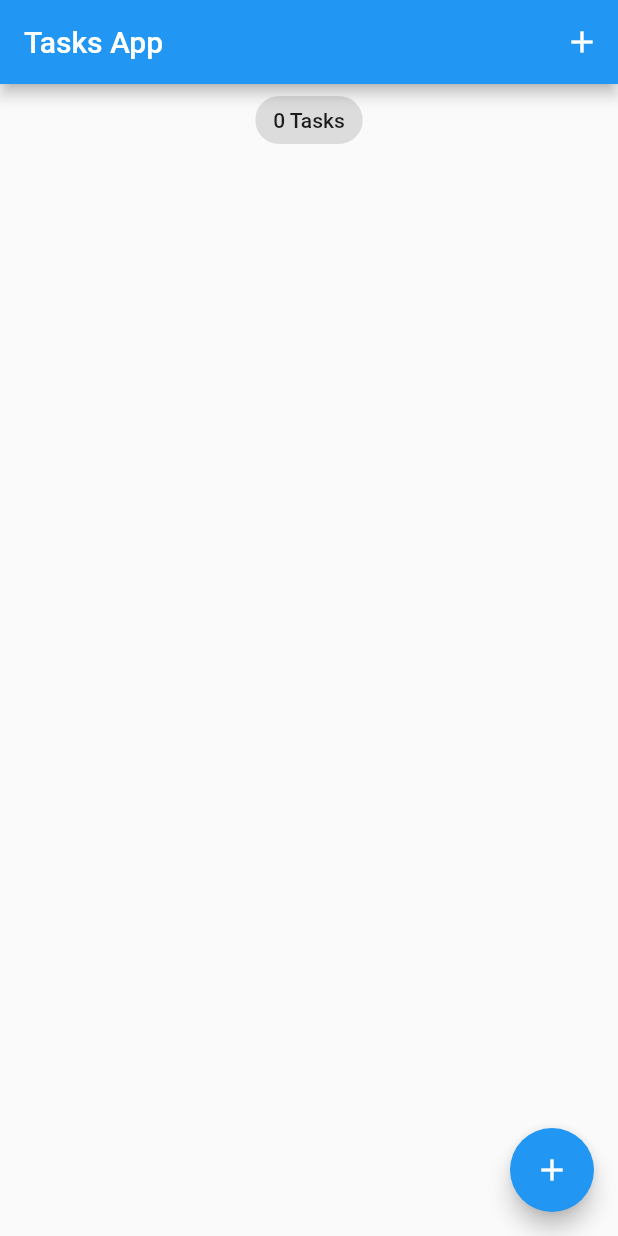
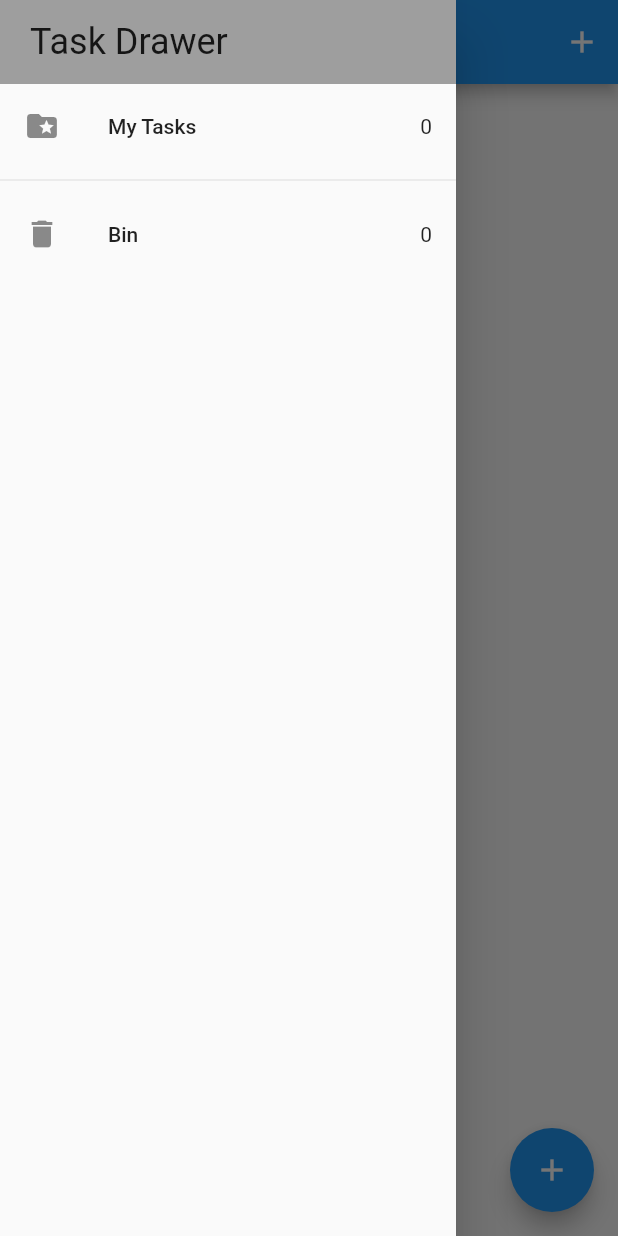
Before and after one commit to RitikRajoria/Notes_app_flutter, a Flutter app: the screen it shows after launch, with the side drawer open (before the commit the screen has no drawer), on a phone screen of 412 x 824 dp. Run offline on Flutter 3.47's test engine with Material 2 defaults, Android fonts, the phone set to English and light mode, and no system bars; our stand-ins replace equatable, flutter_bloc, hydrated_bloc.

Commit message:
added drawer

```diff
--- /dev/null
+++ b/lib/screen/my_drawer.dart
@@ -0,0 +1,35 @@
+import 'package:flutter/material.dart';
+
+class MyDrawer extends StatelessWidget {
+  const MyDrawer({super.key});
+
+  @override
+  Widget build(BuildContext context) {
+    return SafeArea(
+      child: Drawer(
+        child: Column(
+          children: [
+            Container(
+              width: double.infinity,
+              padding: EdgeInsets.symmetric(vertical: 14, horizontal: 20),
+              color: Colors.grey,
+              child: Text('Task Drawer',
+                  style: Theme.of(context).textTheme.headline5),
+            ),
+            ListTile(
+              leading: Icon(Icons.folder_special),
+              title: Text('My Tasks'),
+              trailing: Text('0'),
+            ),
+            Divider(),
+            ListTile(
+              leading: Icon(Icons.delete),
+              title: Text('Bin'),
+              trailing: Text('0'),
+            ),
+          ],
+        ),
+      ),
+    );
+  }
+}
--- a/lib/screen/task_screen.dart
+++ b/lib/screen/task_screen.dart
@@ -1,6 +1,7 @@
 import 'package:flutter/material.dart';
 import 'package:notes_app/bloc/bloc_exports.dart';
 import 'package:notes_app/screen/add_task_screen.dart';
+import 'package:notes_app/screen/my_drawer.dart';
 
 import '../models/task.dart';
 import '../widgets/tasks_list.dart';
@@ -41,6 +42,7 @@ class _TasksScreenState extends State<TasksScreen> {
               )
             ],
           ),
+          drawer: MyDrawer(),
           body: Column(
             crossAxisAlignment: CrossAxisAlignment.center,
             children: [
```
